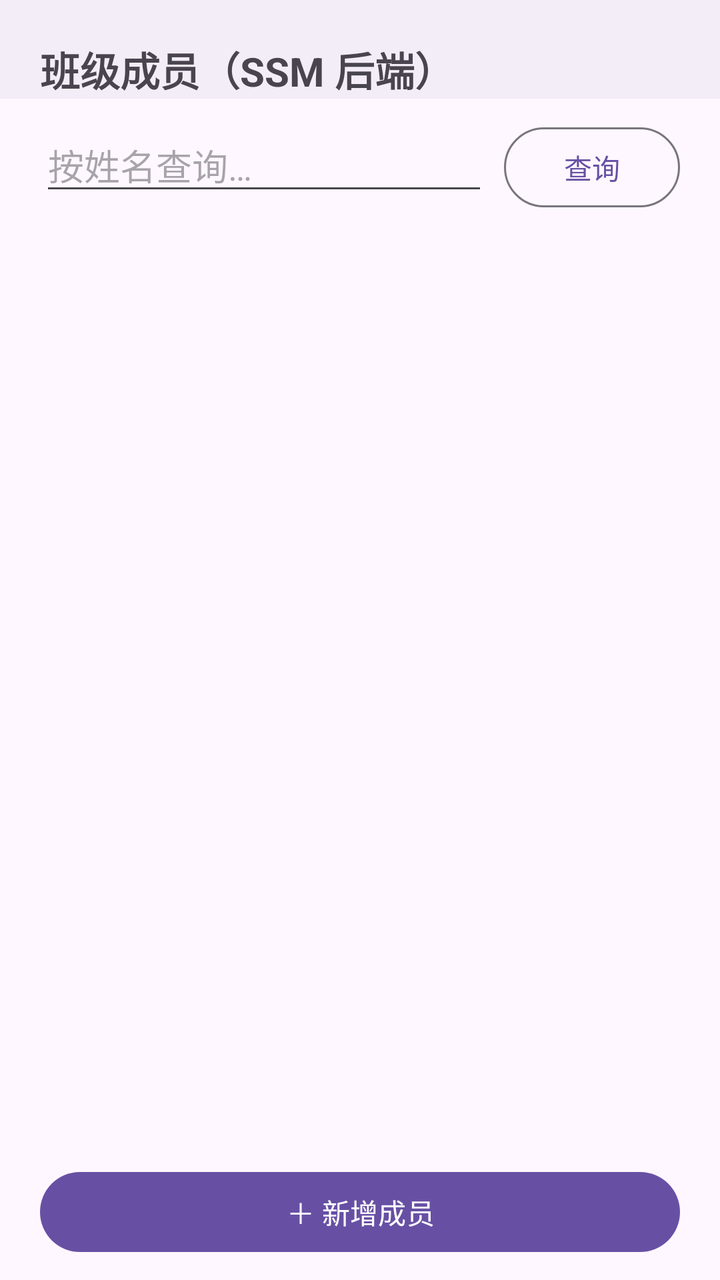
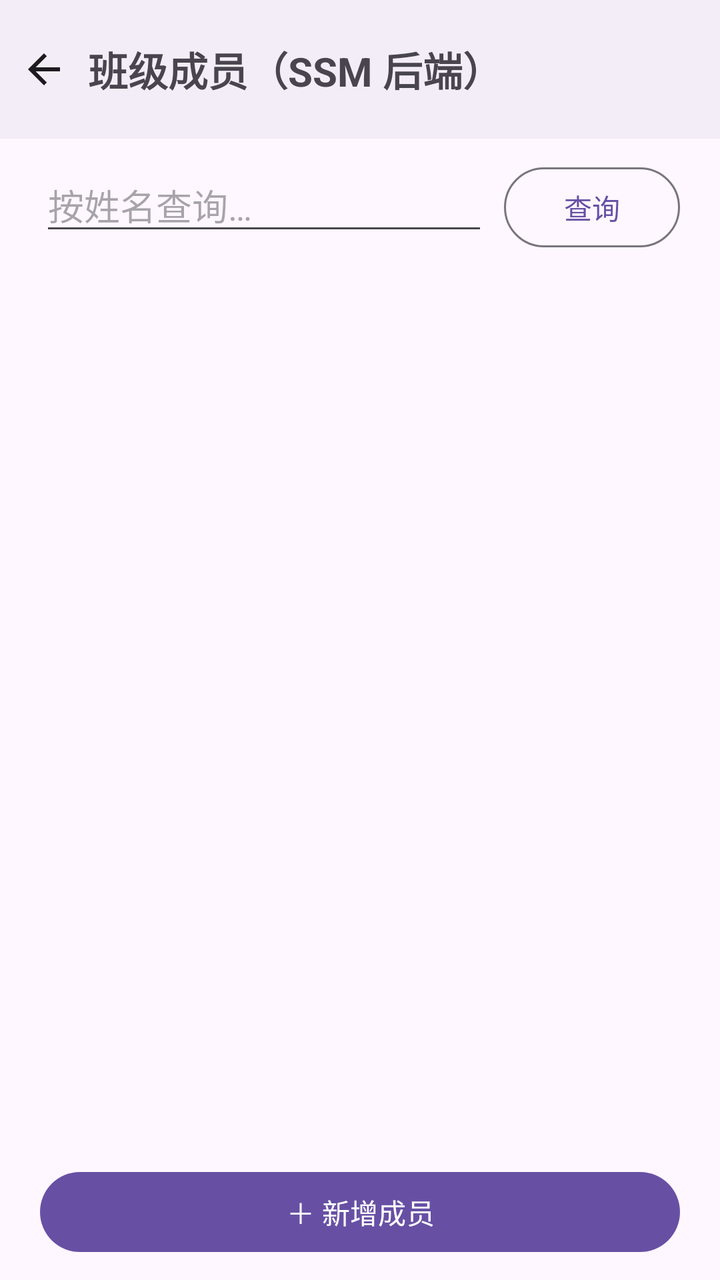

Before-and-after screenshots of an Android layout around one commit, followed by the original layout XML and the change that was made.
<!-- AndroidManifest.xml: application theme Theme.Keyou -->
<!-- res/layout/activity_mate.xml -->
<?xml version="1.0" encoding="utf-8"?>
<LinearLayout xmlns:android="http://schemas.android.com/apk/res/android"
    android:layout_width="match_parent"
    android:layout_height="match_parent"
    android:orientation="vertical">

    <TextView
        android:layout_width="match_parent"
        android:layout_height="wrap_content"
        android:text="@string/mate_title"
        android:textSize="20sp"
        android:textStyle="bold"
        android:paddingHorizontal="20dp"
        android:paddingTop="20dp"
        android:background="?attr/colorSurfaceContainer" />

    
    <LinearLayout
        android:layout_width="match_parent"
        android:layout_height="wrap_content"
        android:orientation="horizontal"
        android:paddingHorizontal="20dp"
        android:paddingVertical="10dp">

        <EditText
            android:id="@+id/et_mate_keyword"
            android:layout_width="0dp"
            android:layout_height="wrap_content"
            android:layout_weight="1"
            android:hint="@string/mate_search_hint"
            android:inputType="text"
            android:layout_marginEnd="8dp" />

        <Button
            android:id="@+id/btn_mate_search"
            style="@style/Widget.Material3.Button.OutlinedButton"
            android:layout_width="wrap_content"
            android:layout_height="wrap_content"
            android:text="@string/mate_search" />
    </LinearLayout>

    <FrameLayout
        android:layout_width="match_parent"
        android:layout_height="0dp"
        android:layout_weight="1">

        <androidx.recyclerview.widget.RecyclerView
            android:id="@+id/rv_mates"
            android:layout_width="match_parent"
            android:layout_height="match_parent" />

        
        <TextView
            android:id="@+id/tv_mate_empty"
            android:layout_width="wrap_content"
            android:layout_height="wrap_content"
            android:layout_gravity="center"
            android:text="@string/mate_empty"
            android:textColor="?attr/colorOnSurfaceVariant"
            android:visibility="gone" />
    </FrameLayout>

    <Button
        android:id="@+id/btn_mate_add"
        android:layout_width="match_parent"
        android:layout_height="wrap_content"
        android:layout_marginHorizontal="20dp"
        android:layout_marginVertical="10dp"
        android:text="@string/mate_add" />

</LinearLayout>
<!-- resources referenced by this layout -->
<resources>
  <string name="mate_add">＋ 新增成员</string>
  <string name="mate_empty">暂无成员数据，点下方按钮新增</string>
  <string name="mate_search">查询</string>
  <string name="mate_search_hint">按姓名查询…</string>
  <string name="mate_title">班级成员（SSM 后端）</string>
  <style name="Theme.Keyou" parent="Theme.Material3.DayNight.NoActionBar" />
</resources>

<!-- the commit's change to res/layout/activity_mate.xml (unified diff, before → after) -->
@@ -4,15 +4,25 @@
     android:layout_height="match_parent"
     android:orientation="vertical">
 
-    <TextView
+    <LinearLayout
         android:layout_width="match_parent"
         android:layout_height="wrap_content"
-        android:text="@string/mate_title"
-        android:textSize="20sp"
-        android:textStyle="bold"
-        android:paddingHorizontal="20dp"
-        android:paddingTop="20dp"
-        android:background="?attr/colorSurfaceContainer" />
+        android:orientation="horizontal"
+        android:gravity="center_vertical"
+        android:background="?attr/colorSurfaceContainer"
+        android:paddingEnd="20dp">
+
+        <include layout="@layout/view_back_bar" />
+
+        <TextView
+            android:layout_width="0dp"
+            android:layout_height="wrap_content"
+            android:layout_weight="1"
+            android:text="@string/mate_title"
+            android:textSize="20sp"
+            android:textStyle="bold"
+            android:paddingVertical="20dp" />
+    </LinearLayout>
 
     
     <LinearLayout
@@ -69,3 +79,19 @@
         android:text="@string/mate_add" />
 
 </LinearLayout>
+<!-- res/layout/view_back_bar.xml (included above) -->
+<?xml version="1.0" encoding="utf-8"?>
+<FrameLayout xmlns:android="http://schemas.android.com/apk/res/android"
+    android:layout_width="wrap_content"
+    android:layout_height="wrap_content">
+
+    <ImageButton
+        android:id="@+id/btn_back"
+        android:layout_width="44dp"
+        android:layout_height="44dp"
+        android:background="?attr/selectableItemBackgroundBorderless"
+        android:contentDescription="@string/back"
+        android:padding="10dp"
+        android:src="@drawable/ic_arrow_back" />
+
+</FrameLayout>
<!-- resource entries referenced after the edit -->
@@ -1,5 +1,18 @@
 <!-- resources referenced by this layout -->
 <resources>
+  <!-- drawable ic_arrow_back (drawable) -->
+  <?xml version="1.0" encoding="utf-8"?>
+  <vector xmlns:android="http://schemas.android.com/apk/res/android"
+      android:width="24dp"
+      android:height="24dp"
+      android:viewportWidth="24"
+      android:viewportHeight="24"
+      android:tint="?attr/colorOnSurface">
+      <path
+          android:fillColor="@android:color/white"
+          android:pathData="M20,11H7.83l5.59,-5.59L12,4l-8,8 8,8 1.41,-1.41L7.83,13H20v-2z" />
+  </vector>
+  <string name="back">返回</string>
   <string name="mate_add">＋ 新增成员</string>
   <string name="mate_empty">暂无成员数据，点下方按钮新增</string>
   <string name="mate_search">查询</string>
